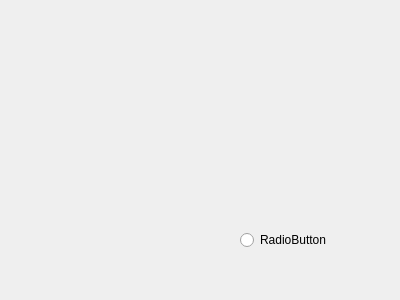
Above: src/view/graphView.ui from Effectuss/Smart-calculator before the change. Below: the same form after it.
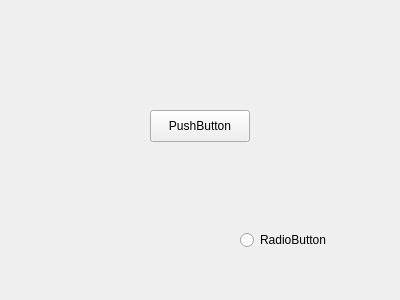
That is the form after the change.

Patch:
```diff
--- a/src/view/graphView.ui
+++ b/src/view/graphView.ui
@@ -26,6 +26,19 @@
     <string>RadioButton</string>
    </property>
   </widget>
+  <widget class="QPushButton" name="pushButton">
+   <property name="geometry">
+    <rect>
+     <x>150</x>
+     <y>110</y>
+     <width>100</width>
+     <height>32</height>
+    </rect>
+   </property>
+   <property name="text">
+    <string>PushButton</string>
+   </property>
+  </widget>
  </widget>
  <resources/>
  <connections/>
```
